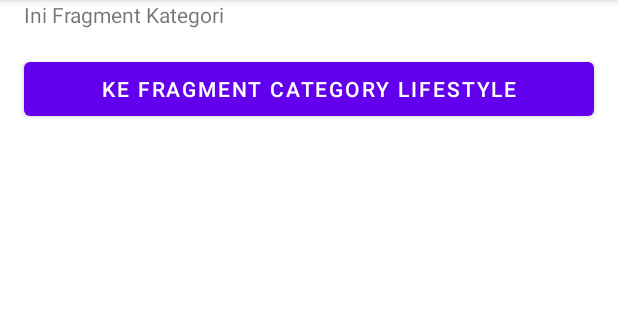
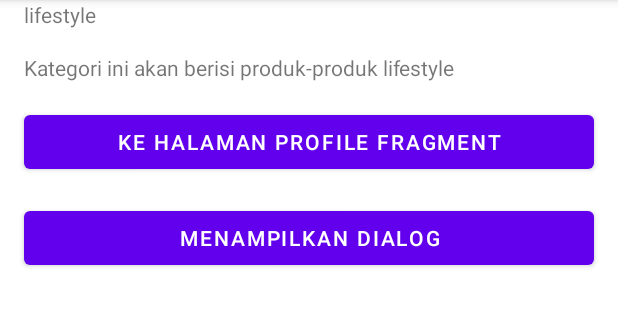
Before and after one commit to Hencya/MyFlexibleFragmentApp, an Android app: the fragment CategoryFragment placed in its activity, after a tap on "KE FRAGMENT CATEGORY LIFESTYLE", on a phone screen of 412 x 824 dp, the part 84-411 px from its top. Run offline under Robolectric (Android 15) with nearby library versions, the phone set to English and light mode, and no system bars.

Commit message:
add detailCategoryFragment

```diff
--- a/app/src/main/java/com/example/myflexiblefragment/CategoryFragment.kt
+++ b/app/src/main/java/com/example/myflexiblefragment/CategoryFragment.kt
@@ -26,7 +26,27 @@ class CategoryFragment : Fragment(), View.OnClickListener {
     }
 
     override fun onClick(v: View) {
-        if (v.id == R.id.btn_detail_category){
+        if (v.id == R.id.btn_detail_category) {
+            val mDetailCategoryFragment = DetailCategoryFragment()
+
+            val mBundle = Bundle()
+            mBundle.putString(DetailCategoryFragment.EXTRA_NAME, "lifestyle")
+            val description = "Kategori ini akan berisi produk-produk lifestyle"
+
+            mDetailCategoryFragment.arguments = mBundle
+            mDetailCategoryFragment.description = description
+
+            val mFragmentManager = parentFragmentManager
+            mFragmentManager?.beginTransaction()?.apply {
+                replace(
+                    R.id.frame_container,
+                    mDetailCategoryFragment,
+                    DetailCategoryFragment::class.java.simpleName
+                )
+                addToBackStack(null)
+                commit()
+            }
+
 
         }
     }
--- /dev/null
+++ b/app/src/main/java/com/example/myflexiblefragment/DetailCategoryFragment.kt
@@ -0,0 +1,61 @@
+package com.example.myflexiblefragment
+
+import android.os.Bundle
+import android.view.LayoutInflater
+import android.view.View
+import android.view.ViewGroup
+import android.widget.Button
+import android.widget.TextView
+import androidx.fragment.app.Fragment
+
+
+class DetailCategoryFragment : Fragment(), View.OnClickListener {
+
+    lateinit var tvCategoryName: TextView
+    lateinit var tvCategoryDesc: TextView
+    lateinit var btnProfile: Button
+    lateinit var btnShowDialog: Button
+
+    var description: String? = null
+
+    companion object {
+        var EXTRA_NAME = "extra_name"
+        var EXTRA_DESCRIPTION = "extra_description"
+    }
+
+    override fun onCreateView(
+        inflater: LayoutInflater, container: ViewGroup?,
+        savedInstanceState: Bundle?
+    ): View? {
+        // Inflate the layout for this fragment
+        return inflater.inflate(R.layout.fragment_detail_category, container, false)
+    }
+
+    override fun onViewCreated(view: View, savedInstanceState: Bundle?) {
+        super.onViewCreated(view, savedInstanceState)
+
+        btnProfile = view.findViewById(R.id.btn_profile)
+        btnProfile.setOnClickListener(this)
+
+        btnShowDialog = view.findViewById(R.id.btn_show_dialog)
+        btnShowDialog.setOnClickListener(this)
+
+        tvCategoryDesc = view.findViewById(R.id.tv_category_desc)
+        tvCategoryName = view.findViewById(R.id.tv_category_name)
+
+        if (savedInstanceState != null) {
+            val descCategory = savedInstanceState.getString(EXTRA_DESCRIPTION)
+            description = descCategory
+        }
+
+        if (arguments != null) {
+            val categoryName = arguments?.getString(EXTRA_NAME)
+            tvCategoryName.text = categoryName
+            tvCategoryDesc.text = description
+        }
+    }
+
+    override fun onClick(v: View) {
+
+    }
+}
--- /dev/null
+++ b/app/src/main/res/layout/fragment_detail_category.xml
@@ -0,0 +1,46 @@
+<?xml version="1.0" encoding="utf-8"?>
+<LinearLayout xmlns:android="http://schemas.android.com/apk/res/android"
+    xmlns:tools="http://schemas.android.com/tools"
+    android:layout_width="match_parent"
+    android:layout_height="match_parent"
+    android:orientation="vertical"
+    tools:context=".DetailCategoryFragment">
+
+    <TextView
+        android:id="@+id/tv_category_name"
+        android:layout_width="match_parent"
+        android:layout_height="wrap_content"
+        android:layout_marginLeft="16dp"
+        android:layout_marginRight="16dp"
+        android:layout_marginBottom="16dp"
+        android:text="@string/category_name" />
+
+    <TextView
+        android:id="@+id/tv_category_desc"
+        android:layout_width="match_parent"
+        android:layout_height="wrap_content"
+        android:layout_marginLeft="16dp"
+        android:layout_marginRight="16dp"
+        android:layout_marginBottom="16dp"
+        android:text="@string/category_desc" />
+
+    <Button
+        android:id="@+id/btn_profile"
+        android:layout_width="match_parent"
+        android:layout_height="wrap_content"
+        android:layout_marginLeft="16dp"
+        android:layout_marginRight="16dp"
+        android:layout_marginBottom="16dp"
+        android:text="@string/to_profile" />
+
+    <Button
+        android:id="@+id/btn_show_dialog"
+        android:layout_width="match_parent"
+        android:layout_height="wrap_content"
+        android:layout_marginLeft="16dp"
+        android:layout_marginRight="16dp"
+        android:layout_marginBottom="16dp"
+        android:text="@string/show_dialog" />
+
+
+</LinearLayout>
--- a/app/src/main/res/values/strings.xml
+++ b/app/src/main/res/values/strings.xml
@@ -6,4 +6,8 @@
     <string name="to_category">Ke Fragment Kategori</string>
     <string name="this_category">Ini Fragment Kategori</string>
     <string name="to_lifestyle_category">Ke Fragment Category Lifestyle</string>
+    <string name="category_name">Nama Kategori</string>
+    <string name="category_desc">Deskripsi Kategori</string>
+    <string name="to_profile">Ke Halaman Profile Fragment</string>
+    <string name="show_dialog">Menampilkan Dialog</string>
 </resources>
```
